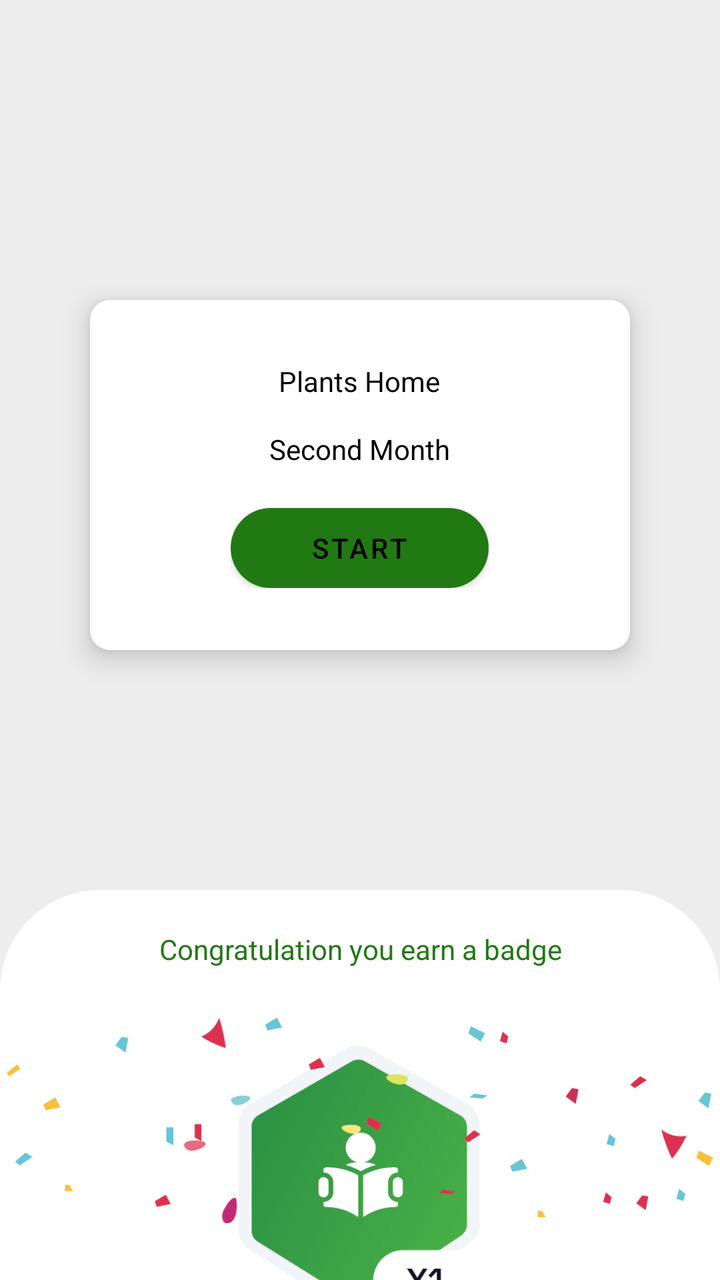
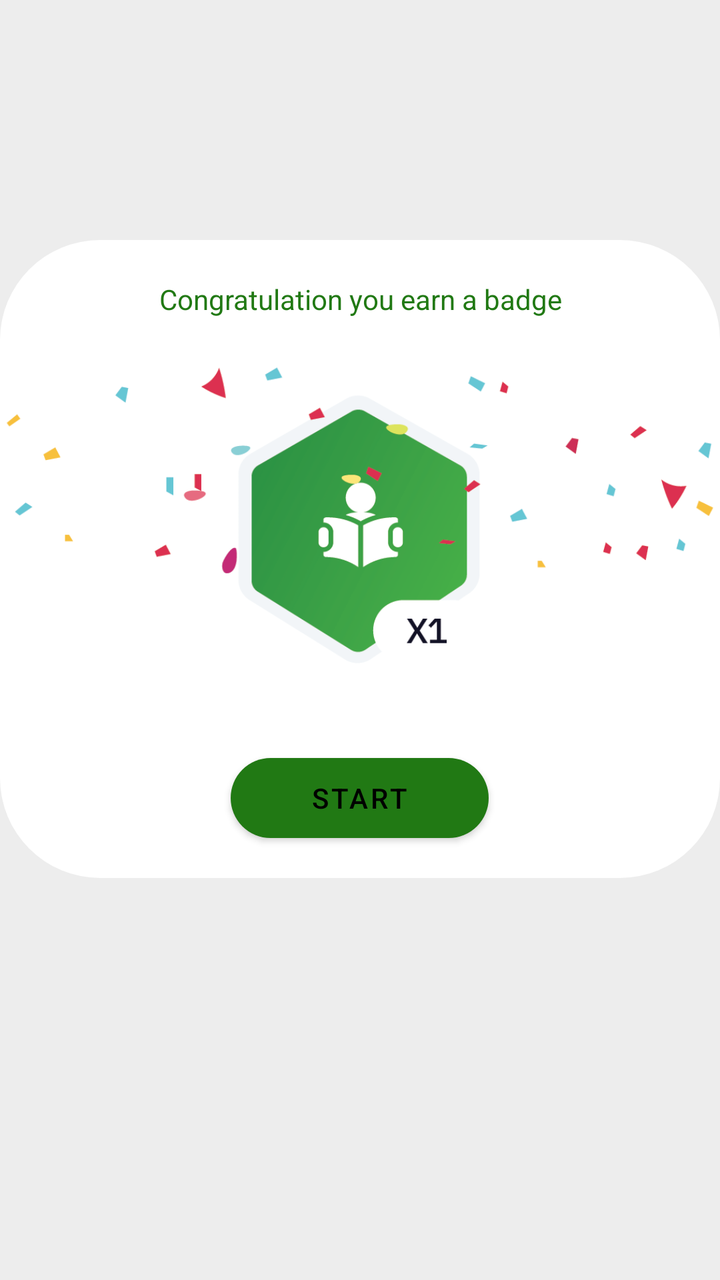

Before-and-after screenshots of an Android layout around one commit, followed by the original layout XML and the change that was made.
<!-- AndroidManifest.xml: application theme Theme.PlantsHome -->
<!-- res/layout/fragment__badge_fragment.xml -->
<?xml version="1.0" encoding="utf-8"?>
<LinearLayout xmlns:android="http://schemas.android.com/apk/res/android"
    xmlns:app="http://schemas.android.com/apk/res-auto"
    xmlns:tools="http://schemas.android.com/tools"
    android:layout_width="match_parent"
    android:layout_height="match_parent"
    android:background="@color/halfWhite"
    android:orientation="vertical"
    tools:context=".ui.Badge.Fragment_Badge">

    <LinearLayout
        android:layout_width="270dp"
        android:layout_height="175dp"
        android:layout_gravity="center"
        android:layout_marginLeft="20dp"
        android:layout_marginTop="150dp"
        android:layout_marginRight="20dp"
        android:background="@drawable/soft_rounded"
        android:backgroundTint="@color/white"
        android:elevation="8dp"

        android:gravity="center"
        android:orientation="vertical">


        <LinearLayout
            android:layout_width="wrap_content"
            android:layout_height="wrap_content"
            android:layout_gravity="center"
            android:layout_marginVertical="20dp"
            android:background="@drawable/soft_rounded"
            android:backgroundTint="@color/white"
            android:orientation="vertical">

            <TextView
                android:layout_width="match_parent"
                android:layout_height="wrap_content"
                android:gravity="center"
                android:text="Plants Home"
                android:textColor="@color/black" />

            <TextView
                android:layout_width="match_parent"
                android:layout_height="wrap_content"
                android:layout_marginTop="15dp"
                android:gravity="center"
                android:text="Second Month"
                android:textColor="@color/black" />


            <Button
                android:id="@+id/btnbadgestart"
                android:layout_width="wrap_content"
                android:layout_height="40dp"
                android:layout_marginTop="20dp"
                android:background="@drawable/button_rounded"
                android:backgroundTint="@color/lightGreen"
                android:paddingHorizontal="40dp"
                android:text="Start"
                android:textColor="@color/black"
                app:backgroundTint="@color/lightGreen" />


        </LinearLayout>


    </LinearLayout>

    <LinearLayout
        android:layout_width="match_parent"
        android:layout_height="500dp"
        android:layout_gravity="end"
        android:layout_marginTop="120dp"
        android:background="@drawable/button_rounded"
        android:backgroundTint="@color/white"
        android:orientation="vertical">

        <TextView
            android:layout_width="match_parent"
            android:layout_height="wrap_content"
            android:layout_marginTop="20dp"
            android:gravity="center"
            android:text="Congratulation you earn a badge"
            android:textColor="@color/lightGreen" />

        <ImageView
            android:layout_width="match_parent"
            android:layout_height="200dp"
            android:layout_gravity="center"
            android:src="@drawable/mybadge"


            />


    </LinearLayout>
</LinearLayout>
<!-- resources referenced by this layout -->
<resources>
  <color name="black">#FF000000</color>
  <color name="halfWhite">#EDEDED</color>
  <color name="lightGreen">#217914</color>
  <color name="white">#FFFFFFFF</color>
  <!-- drawable button_rounded (drawable) -->
  <?xml version="1.0" encoding="utf-8"?>
  <shape xmlns:android="http://schemas.android.com/apk/res/android"
      android:shape="rectangle">
  
      <solid android:color="#FFFFFF"/>
      <corners android:radius="150px" />
  
  </shape>
  <!-- drawable mybadge: png bitmap (drawable, 37646 bytes) -->
  <!-- drawable soft_rounded (drawable) -->
  <?xml version="1.0" encoding="utf-8"?>
  <shape xmlns:android="http://schemas.android.com/apk/res/android">
  
      <solid android:color="@color/halfWhite"/>
      <corners android:radius="30px" />
  
  
  </shape>
  <style name="Theme.PlantsHome" parent="Theme.MaterialComponents.DayNight.NoActionBar">
          
          <item name="colorPrimary">@color/purple_500</item>
          <item name="colorPrimaryVariant">@color/purple_700</item>
          <item name="colorOnPrimary">@color/white</item>
          
          <item name="colorSecondary">@color/teal_200</item>
          <item name="colorSecondaryVariant">@color/teal_700</item>
          <item name="colorOnSecondary">@color/black</item>
          
          <item name="android:statusBarColor" tools:targetApi="l">?attr/colorPrimaryVariant</item>
          
      </style>
  <color name="purple_500">#314F25</color>
  <color name="purple_700">#314F25</color>
  <color name="teal_200">#314F25</color>
  <color name="teal_700">#314F25</color>
</resources>

<!-- the commit's change to res/layout/fragment__badge_fragment.xml (unified diff, before → after) -->
@@ -9,66 +9,8 @@
     tools:context=".ui.Badge.Fragment_Badge">
 
     <LinearLayout
-        android:layout_width="270dp"
-        android:layout_height="175dp"
-        android:layout_gravity="center"
-        android:layout_marginLeft="20dp"
-        android:layout_marginTop="150dp"
-        android:layout_marginRight="20dp"
-        android:background="@drawable/soft_rounded"
-        android:backgroundTint="@color/white"
-        android:elevation="8dp"
-
-        android:gravity="center"
-        android:orientation="vertical">
-
-
-        <LinearLayout
-            android:layout_width="wrap_content"
-            android:layout_height="wrap_content"
-            android:layout_gravity="center"
-            android:layout_marginVertical="20dp"
-            android:background="@drawable/soft_rounded"
-            android:backgroundTint="@color/white"
-            android:orientation="vertical">
-
-            <TextView
-                android:layout_width="match_parent"
-                android:layout_height="wrap_content"
-                android:gravity="center"
-                android:text="Plants Home"
-                android:textColor="@color/black" />
-
-            <TextView
-                android:layout_width="match_parent"
-                android:layout_height="wrap_content"
-                android:layout_marginTop="15dp"
-                android:gravity="center"
-                android:text="Second Month"
-                android:textColor="@color/black" />
-
-
-            <Button
-                android:id="@+id/btnbadgestart"
-                android:layout_width="wrap_content"
-                android:layout_height="40dp"
-                android:layout_marginTop="20dp"
-                android:background="@drawable/button_rounded"
-                android:backgroundTint="@color/lightGreen"
-                android:paddingHorizontal="40dp"
-                android:text="Start"
-                android:textColor="@color/black"
-                app:backgroundTint="@color/lightGreen" />
-
-
-        </LinearLayout>
-
-
-    </LinearLayout>
-
-    <LinearLayout
         android:layout_width="match_parent"
-        android:layout_height="500dp"
+        android:layout_height="319dp"
         android:layout_gravity="end"
         android:layout_marginTop="120dp"
         android:background="@drawable/button_rounded"
@@ -92,6 +34,20 @@
 
             />
 
+        <Button
+            android:id="@+id/btnbadgestart"
+            android:layout_width="wrap_content"
+            android:layout_height="40dp"
+            android:layout_marginTop="20dp"
+            android:background="@drawable/button_rounded"
+            android:backgroundTint="@color/lightGreen"
+            android:paddingHorizontal="40dp"
+            android:text="Start"
+            android:textColor="@color/black"
+            app:backgroundTint="@color/lightGreen"
+            android:layout_gravity="center"
+            />
+
 
     </LinearLayout>
 </LinearLayout>
<!-- resource entries referenced after the edit -->
@@ -14,15 +14,6 @@
   
   </shape>
   <!-- drawable mybadge: png bitmap (drawable, 37646 bytes) -->
-  <!-- drawable soft_rounded (drawable) -->
-  <?xml version="1.0" encoding="utf-8"?>
-  <shape xmlns:android="http://schemas.android.com/apk/res/android">
-  
-      <solid android:color="@color/halfWhite"/>
-      <corners android:radius="30px" />
-  
-  
-  </shape>
   <style name="Theme.PlantsHome" parent="Theme.MaterialComponents.DayNight.NoActionBar">
           
           <item name="colorPrimary">@color/purple_500</item>
